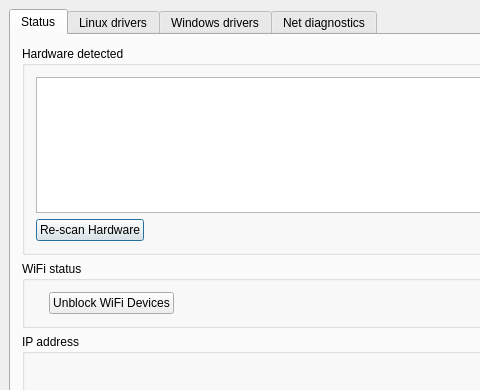
This is meconfig.ui in MX-Linux/mx-network-assistant as Qt 5 draws it before an edit; both pictures show x 0 to 480 and y 0 to 390 of the 712 by 537 pixel window. The edited form follows.
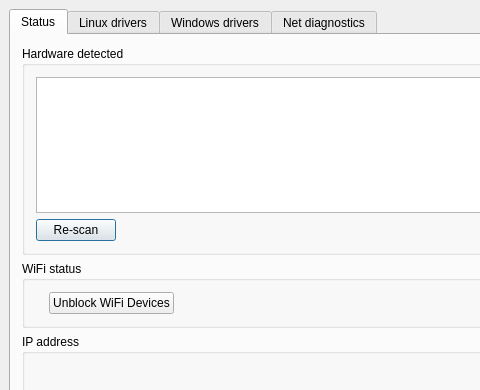
This is the edited form. Icons and pictures are not drawn.

Diff of the .ui file:
```diff
--- a/meconfig.ui
+++ b/meconfig.ui
@@ -141,7 +141,7 @@
              </size>
             </property>
             <property name="text">
-             <string>Re-scan Hardware</string>
+             <string>Re-scan</string>
             </property>
             <property name="icon">
              <iconset theme="view-refresh">
```
Left out of the diff: 5 changed lines with no effect on the pictures.
